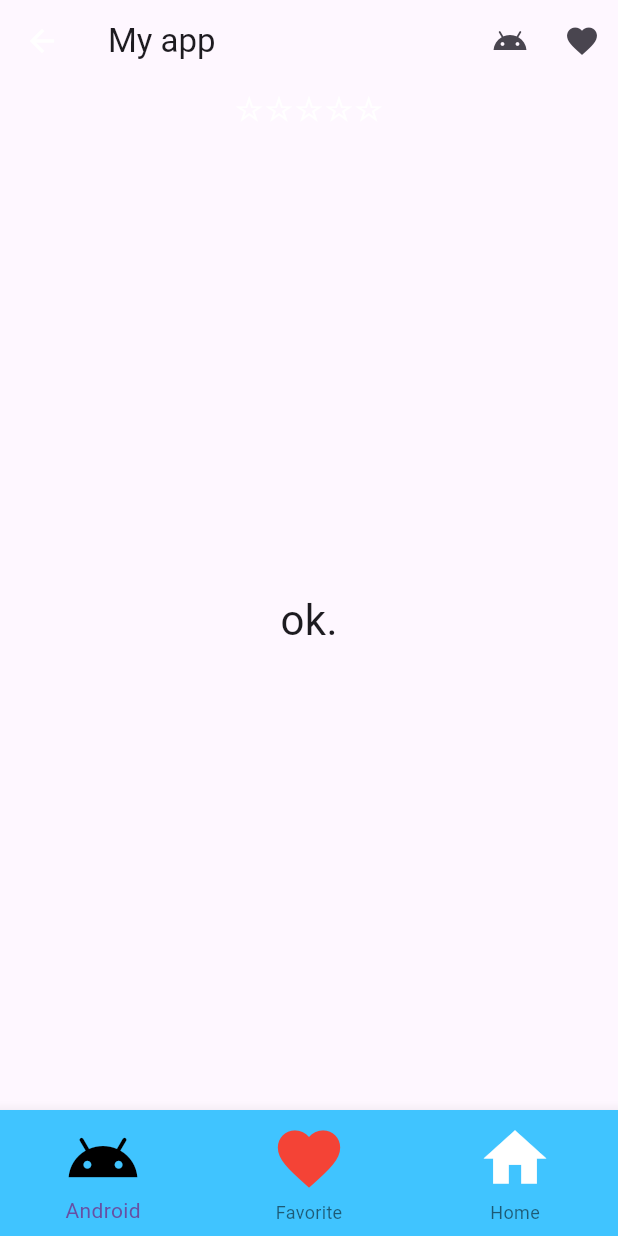
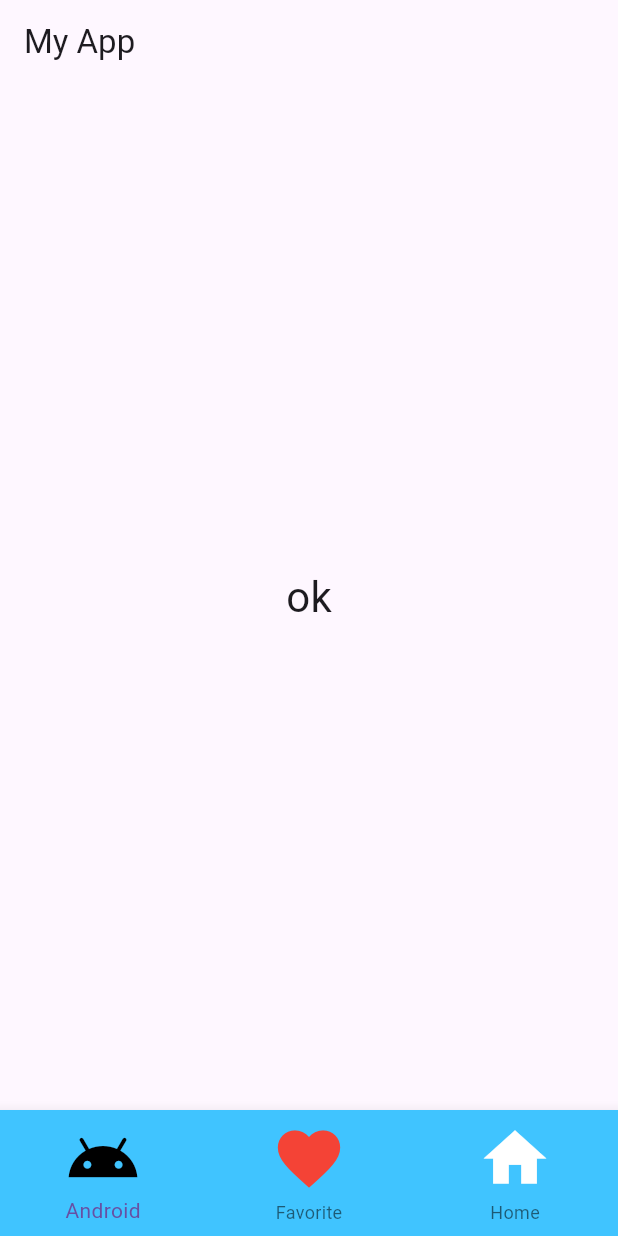
Before and after one commit to ijustet/flutter_app, a Flutter app: the screen it shows after launch, on a phone screen of 412 x 824 dp. Run offline on Flutter 3.47's test engine with Material 3 defaults, Android fonts, the phone set to English and light mode, and no system bars.

Commit message:
4-2まで対応

```diff
--- a/lib/main.dart
+++ b/lib/main.dart
@@ -14,7 +14,6 @@ class MyApp extends StatelessWidget {
       theme: new ThemeData(
         primarySwatch: Colors.pink,
         primaryColor: const Color(0xFFe91e63),
-        accentColor: const Color(0xFFe91e63),
         canvasColor: const Color(0xFFfafafa),
       ),
       home: new MyHomePage(),
@@ -23,102 +22,56 @@ class MyApp extends StatelessWidget {
 }
 
 class MyHomePage extends StatefulWidget {
-  MyHomePage({Key key}) : super(key: key);
+  MyHomePage({Key? key}) : super(key: key);
   @override
   _MyHomePageState createState() => new _MyHomePageState();
 }
 
 class _MyHomePageState extends State<MyHomePage> {
-  static var _message = 'ok.';
-  static var _stars = '☆☆☆☆☆';
-  static var _star = 0;
+  static var _message = 'ok';
   static var _index = 0;
 
   @override
   Widget build(BuildContext context) {
     return Scaffold(
       appBar: AppBar(
-        title: Text('My app'),
-        leading: BackButton(
-          color: Colors.white,
-        ),
-        actions: <Widget>[
-          IconButton(
-            icon: Icon(Icons.android),
-            tooltip: 'add star...',
-            onPressed: iconPressedA,
-          ),
-          IconButton(
-            icon: Icon(Icons.favorite),
-            tooltip: 'subtract star...',
-            onPressed: iconPressedB,
-          ),
-        ],
-        bottom: PreferredSize(
-          child: Center(
-            child:Text(_stars,
-              style: TextStyle(
-                fontSize: 22.0,
-                color: Colors.white
-              ),
-            )
-          ),
-          preferredSize: const Size.fromHeight(30.0)
-        ),
+        title: Text('My App'),
       ),
-
       body: Center(
         child: Text(
           _message,
           style: const TextStyle(
-            fontSize: 28.0
+            fontSize: 28.0,
           ),
         )
       ),
       bottomNavigationBar: BottomNavigationBar(
         currentIndex: _index,
         backgroundColor: Colors.lightBlueAccent,
-        items:  <BottomNavigationBarItem>[
+        items: <BottomNavigationBarItem>[
           BottomNavigationBarItem(
-            title: Text('Android'),
-            icon: const Icon(Icons.android,color: Colors.black,size: 50),
+            label: 'Android',
+            icon: Icon(Icons.android,color: Colors.black, size: 50),
           ),
           BottomNavigationBarItem(
-            title: Text('Favorite'),
-            icon: const Icon(Icons.favorite,color: Colors.red,size: 50),
+            label: 'Favorite',
+            icon: Icon(Icons.favorite,color: Colors.red, size: 50),
           ),
           BottomNavigationBarItem(
-            title: Text('Home'),
-            icon: const Icon(Icons.home,color: Colors.white,size: 50),
+            label: 'Home',
+            icon: Icon(Icons.home,color: Colors.white, size: 50),
           ),
         ],
         onTap: tapBottomIcon,
-
       ),
     );
   }
-  void tapBottomIcon(int value){
-    var items = ['android','Heart','Home'];
+
+  void tapBottomIcon(int value) {
+    var items = ['Android', 'Heart', 'Home'];
     setState(() {
       _index = value;
-      _message = 'you tapped: "'+ items[_index] +'".';
-    });
-  }
-  void iconPressedA(){
-    _message = 'tap "android".';
-    _star++;
-    update();
-  }
-  void iconPressedB(){
-    _message = 'tap "favorite".';
-    _star--;
-    update();
-  }
-  void update(){
-    _star = _star < 0 ? 0 : _star > 5 ? 5 : _star;
-    setState(() {
-      _stars = '★★★★★☆☆☆☆☆'.substring(5 - _star, 5 - _star + 5);
-      _message = _message + '[$_star]';
+      _message = 'you tapped: "' + items[_index] + '".';
     });
   }
 }
```
